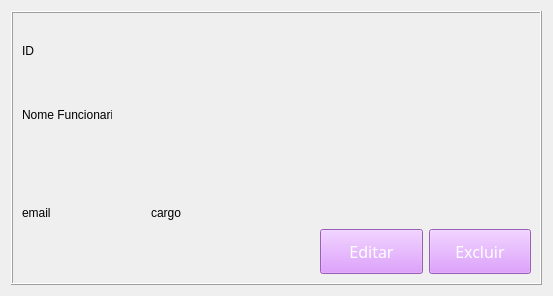
Before: the Qt Designer form view/card_funcionario.ui in Michel3-01/Sistema_Loja_de_Roupas, drawn with Qt 5.
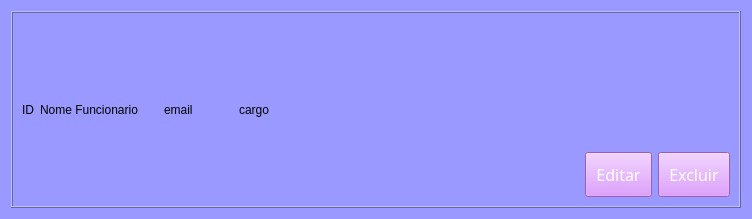
After: the same form once the commit is applied.

Patch:
```diff
--- a/view/card_funcionario.ui
+++ b/view/card_funcionario.ui
@@ -6,13 +6,16 @@
    <rect>
     <x>0</x>
     <y>0</y>
-    <width>553</width>
-    <height>296</height>
+    <width>752</width>
+    <height>219</height>
    </rect>
   </property>
   <property name="windowTitle">
    <string>Form</string>
   </property>
+  <property name="styleSheet">
+   <string notr="true">background-color:#9999ff;</string>
+  </property>
   <layout class="QHBoxLayout" name="horizontalLayout">
    <item>
     <widget class="QFrame" name="frame_2">
@@ -24,9 +27,9 @@
      </property>
      <layout class="QHBoxLayout" name="horizontalLayout_3">
       <item>
-       <layout class="QVBoxLayout" name="verticalLayout_2">
+       <layout class="QHBoxLayout" name="horizontalLayout_4">
         <item>
-         <layout class="QVBoxLayout" name="verticalLayout_3">
+         <layout class="QHBoxLayout" name="horizontalLayout_5">
           <item>
            <widget class="QLabel" name="label_id">
             <property name="sizePolicy">
@@ -44,14 +47,14 @@
            <widget class="QLabel" name="label_nome">
             <property name="minimumSize">
              <size>
-              <width>60</width>
-              <height>60</height>
+              <width>80</width>
+              <height>80</height>
              </size>
             </property>
             <property name="maximumSize">
              <size>
-              <width>90</width>
-              <height>90</height>
+              <width>200</width>
+              <height>200</height>
              </size>
             </property>
             <property name="text">
@@ -62,7 +65,21 @@
          </layout>
         </item>
         <item>
-         <layout class="QHBoxLayout" name="horizontalLayout_2">
+         <spacer name="horizontalSpacer_3">
+          <property name="orientation">
+           <enum>Qt::Horizontal</enum>
+          </property>
+          <property name="sizeType">
+           <enum>QSizePolicy::Fixed</enum>
+          </property>
+          <property name="sizeHint" stdset="0">
+           <size>
+            <width>20</width>
+            <height>20</height>
+           </size>
+          </property>
+         </spacer>
+        </item>
           <item>
            <widget class="QLabel" name="label_email">
             <property name="text">
@@ -71,7 +88,23 @@
            </widget>
           </item>
           <item>
-           <widget class="QLabel" name="label_telefone">
+         <spacer name="horizontalSpacer_2">
+          <property name="orientation">
+           <enum>Qt::Horizontal</enum>
+          </property>
+          <property name="sizeType">
+           <enum>QSizePolicy::Fixed</enum>
+          </property>
+          <property name="sizeHint" stdset="0">
+           <size>
+            <width>40</width>
+            <height>20</height>
+           </size>
+          </property>
+         </spacer>
+        </item>
+        <item>
+         <widget class="QLabel" name="label_cargo">
             <property name="text">
              <string>cargo</string>
             </property>
@@ -79,7 +112,18 @@
           </item>
          </layout>
         </item>
-       </layout>
+      <item>
+       <spacer name="horizontalSpacer_4">
+        <property name="orientation">
+         <enum>Qt::Horizontal</enum>
+        </property>
+        <property name="sizeHint" stdset="0">
+         <size>
+          <width>40</width>
+          <height>20</height>
+         </size>
+        </property>
+       </spacer>
       </item>
       <item>
        <layout class="QVBoxLayout" name="verticalLayout">
@@ -104,7 +148,7 @@
              <enum>Qt::Horizontal</enum>
             </property>
             <property name="sizeType">
-             <enum>QSizePolicy::Fixed</enum>
+             <enum>QSizePolicy::Expanding</enum>
             </property>
             <property name="sizeHint" stdset="0">
              <size>
```
Lines whose indentation alone changed are shown as unchanged.
